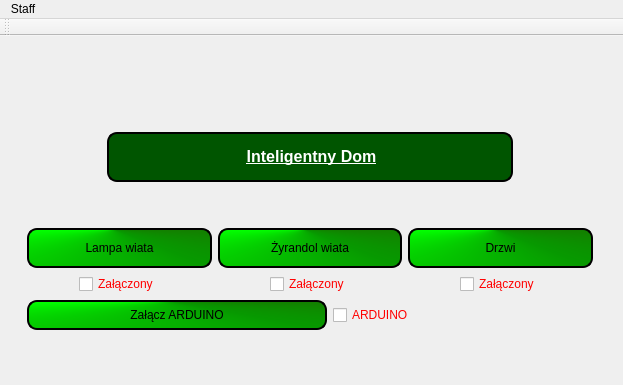
This is MainWindow.ui in xxBeWolfxx/house_manager as Qt 5 draws it before an edit. The edited form follows.
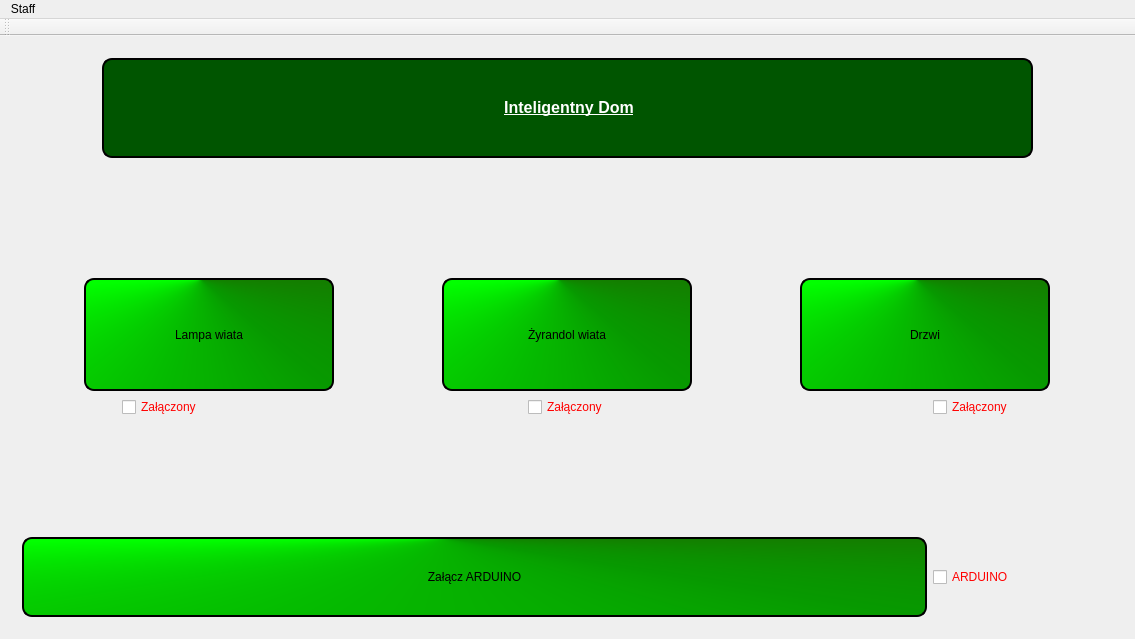
This is the edited form.

Diff of the .ui file:
```diff
--- a/MainWindow.ui
+++ b/MainWindow.ui
@@ -6,8 +6,8 @@
    <rect>
     <x>0</x>
     <y>0</y>
-    <width>623</width>
-    <height>385</height>
+    <width>1135</width>
+    <height>639</height>
    </rect>
   </property>
   <property name="windowTitle">
@@ -30,6 +30,12 @@
 </string>
   </property>
   <widget class="QWidget" name="centralWidget">
+   <property name="sizePolicy">
+    <sizepolicy hsizetype="Expanding" vsizetype="Expanding">
+     <horstretch>0</horstretch>
+     <verstretch>0</verstretch>
+    </sizepolicy>
+   </property>
    <property name="styleSheet">
     <string notr="true">QPushButton:pressed
 {
@@ -57,38 +63,262 @@
 }
 	</string>
    </property>
+   <layout class="QVBoxLayout" name="verticalLayout">
+    <item>
    <widget class="QWidget" name="menu_view" native="true">
-    <property name="geometry">
-     <rect>
-      <x>0</x>
-      <y>0</y>
-      <width>621</width>
-      <height>351</height>
-     </rect>
+      <property name="sizePolicy">
+       <sizepolicy hsizetype="Expanding" vsizetype="Expanding">
+        <horstretch>0</horstretch>
+        <verstretch>0</verstretch>
+       </sizepolicy>
     </property>
     <layout class="QGridLayout" name="window">
      <item row="0" column="0">
-      <spacer name="verticalSpacer_3">
-       <property name="orientation">
-        <enum>Qt::Vertical</enum>
-       </property>
-       <property name="sizeType">
-        <enum>QSizePolicy::Fixed</enum>
-       </property>
-       <property name="sizeHint" stdset="0">
-        <size>
-         <width>20</width>
-         <height>40</height>
-        </size>
-       </property>
-      </spacer>
-     </item>
-     <item row="1" column="0">
       <layout class="QGridLayout" name="gridLayout_2">
+         <item row="1" column="0">
+          <layout class="QHBoxLayout" name="horizontalLayout_2">
+           <item>
+            <spacer name="horizontalSpacer">
+             <property name="orientation">
+              <enum>Qt::Horizontal</enum>
+             </property>
+             <property name="sizeType">
+              <enum>QSizePolicy::Minimum</enum>
+             </property>
+             <property name="sizeHint" stdset="0">
+              <size>
+               <width>80</width>
+               <height>20</height>
+              </size>
+             </property>
+            </spacer>
+           </item>
+           <item>
+            <widget class="QLabel" name="label">
+             <property name="sizePolicy">
+              <sizepolicy hsizetype="Preferred" vsizetype="MinimumExpanding">
+               <horstretch>0</horstretch>
+               <verstretch>0</verstretch>
+              </sizepolicy>
+             </property>
+             <property name="maximumSize">
+              <size>
+               <width>16777215</width>
+               <height>100</height>
+              </size>
+             </property>
+             <property name="styleSheet">
+              <string notr="true">QLabel
+{
+border-style: outset;
+border-width: 2px;
+color:white;
+border-radius: 10px;
+border-color: black;
+background-color: rgb(0, 85, 0);
+}</string>
+             </property>
+             <property name="text">
+              <string>&lt;html&gt;&lt;head/&gt;&lt;body&gt;&lt;p align=&quot;center&quot;&gt;&lt;span style=&quot; font-size:12pt; font-weight:600; text-decoration: underline;&quot;&gt;Inteligentny Dom&lt;/span&gt;&lt;/p&gt;&lt;/body&gt;&lt;/html&gt;</string>
+             </property>
+            </widget>
+           </item>
+           <item>
+            <spacer name="horizontalSpacer_2">
+             <property name="orientation">
+              <enum>Qt::Horizontal</enum>
+             </property>
+             <property name="sizeType">
+              <enum>QSizePolicy::Minimum</enum>
+             </property>
+             <property name="sizeHint" stdset="0">
+              <size>
+               <width>80</width>
+               <height>20</height>
+              </size>
+             </property>
+            </spacer>
+           </item>
+          </layout>
+         </item>
+         <item row="4" column="0">
+          <layout class="QHBoxLayout" name="horizontalLayout_3">
+           <item>
+            <spacer name="horizontalSpacer_8">
+             <property name="orientation">
+              <enum>Qt::Horizontal</enum>
+             </property>
+             <property name="sizeType">
+              <enum>QSizePolicy::Fixed</enum>
+             </property>
+             <property name="sizeHint" stdset="0">
+              <size>
+               <width>100</width>
+               <height>20</height>
+              </size>
+             </property>
+            </spacer>
+           </item>
+           <item>
+            <layout class="QGridLayout" name="gridLayout_10">
+             <item row="0" column="0" alignment="Qt::AlignHCenter">
+              <widget class="QCheckBox" name="Box_light_shed">
+               <property name="sizePolicy">
+                <sizepolicy hsizetype="Maximum" vsizetype="Fixed">
+                 <horstretch>0</horstretch>
+                 <verstretch>0</verstretch>
+                </sizepolicy>
+               </property>
+               <property name="layoutDirection">
+                <enum>Qt::LeftToRight</enum>
+               </property>
+               <property name="text">
+                <string>Załączony</string>
+               </property>
+               <property name="iconSize">
+                <size>
+                 <width>40</width>
+                 <height>40</height>
+                </size>
+               </property>
+               <property name="checkable">
+                <bool>true</bool>
+               </property>
+               <property name="tristate">
+                <bool>false</bool>
+               </property>
+              </widget>
+             </item>
+            </layout>
+           </item>
+           <item>
+            <spacer name="horizontalSpacer_6">
+             <property name="orientation">
+              <enum>Qt::Horizontal</enum>
+             </property>
+             <property name="sizeType">
+              <enum>QSizePolicy::MinimumExpanding</enum>
+             </property>
+             <property name="sizeHint" stdset="0">
+              <size>
+               <width>80</width>
+               <height>20</height>
+              </size>
+             </property>
+            </spacer>
+           </item>
+           <item>
+            <layout class="QGridLayout" name="gridLayout_13">
+             <item row="0" column="0" alignment="Qt::AlignHCenter">
+              <widget class="QCheckBox" name="Box_chandelier">
+               <property name="sizePolicy">
+                <sizepolicy hsizetype="Maximum" vsizetype="Fixed">
+                 <horstretch>0</horstretch>
+                 <verstretch>0</verstretch>
+                </sizepolicy>
+               </property>
+               <property name="layoutDirection">
+                <enum>Qt::LeftToRight</enum>
+               </property>
+               <property name="styleSheet">
+                <string notr="true"/>
+               </property>
+               <property name="text">
+                <string>Załączony</string>
+               </property>
+               <property name="checkable">
+                <bool>true</bool>
+               </property>
+               <property name="tristate">
+                <bool>false</bool>
+               </property>
+              </widget>
+             </item>
+            </layout>
+           </item>
+           <item>
+            <spacer name="horizontalSpacer_7">
+             <property name="orientation">
+              <enum>Qt::Horizontal</enum>
+             </property>
+             <property name="sizeType">
+              <enum>QSizePolicy::MinimumExpanding</enum>
+             </property>
+             <property name="sizeHint" stdset="0">
+              <size>
+               <width>80</width>
+               <height>20</height>
+              </size>
+             </property>
+            </spacer>
+           </item>
+           <item>
+            <layout class="QGridLayout" name="gridLayout_14">
+             <item row="0" column="0" alignment="Qt::AlignHCenter">
+              <widget class="QCheckBox" name="Box_light_door">
+               <property name="sizePolicy">
+                <sizepolicy hsizetype="Maximum" vsizetype="Fixed">
+                 <horstretch>0</horstretch>
+                 <verstretch>0</verstretch>
+                </sizepolicy>
+               </property>
+               <property name="layoutDirection">
+                <enum>Qt::LeftToRight</enum>
+               </property>
+               <property name="text">
+                <string>Załączony</string>
+               </property>
+               <property name="checkable">
+                <bool>true</bool>
+               </property>
+               <property name="tristate">
+                <bool>false</bool>
+               </property>
+              </widget>
+             </item>
+             <item row="0" column="1">
+              <spacer name="horizontalSpacer_9">
+               <property name="orientation">
+                <enum>Qt::Horizontal</enum>
+               </property>
+               <property name="sizeType">
+                <enum>QSizePolicy::Fixed</enum>
+               </property>
+               <property name="sizeHint" stdset="0">
+                <size>
+                 <width>100</width>
+                 <height>20</height>
+                </size>
+               </property>
+              </spacer>
+             </item>
+            </layout>
+           </item>
+          </layout>
+         </item>
        <item row="5" column="0">
+          <spacer name="verticalSpacer">
+           <property name="orientation">
+            <enum>Qt::Vertical</enum>
+           </property>
+           <property name="sizeHint" stdset="0">
+            <size>
+             <width>20</width>
+             <height>40</height>
+            </size>
+           </property>
+          </spacer>
+         </item>
+         <item row="6" column="0">
         <layout class="QHBoxLayout" name="horizontalLayout_5">
          <item>
           <widget class="QPushButton" name="set_arduino">
+             <property name="sizePolicy">
+              <sizepolicy hsizetype="MinimumExpanding" vsizetype="MinimumExpanding">
+               <horstretch>0</horstretch>
+               <verstretch>0</verstretch>
+              </sizepolicy>
+             </property>
            <property name="minimumSize">
             <size>
              <width>0</width>
@@ -97,8 +327,8 @@
            </property>
            <property name="maximumSize">
             <size>
-             <width>300</width>
-             <height>16777215</height>
+               <width>1000</width>
+               <height>80</height>
             </size>
            </property>
            <property name="styleSheet">
@@ -111,6 +341,12 @@
          </item>
          <item>
           <widget class="QCheckBox" name="box_arduino">
+             <property name="sizePolicy">
+              <sizepolicy hsizetype="MinimumExpanding" vsizetype="Fixed">
+               <horstretch>0</horstretch>
+               <verstretch>0</verstretch>
+              </sizepolicy>
+             </property>
            <property name="maximumSize">
             <size>
              <width>80</width>
@@ -128,11 +364,11 @@
             <enum>Qt::Horizontal</enum>
            </property>
            <property name="sizeType">
-            <enum>QSizePolicy::Fixed</enum>
+              <enum>QSizePolicy::Minimum</enum>
            </property>
            <property name="sizeHint" stdset="0">
             <size>
-             <width>180</width>
+               <width>100</width>
              <height>20</height>
             </size>
            </property>
@@ -146,12 +382,24 @@
           <layout class="QGridLayout" name="gridLayout_3">
            <item row="0" column="0">
             <widget class="QPushButton" name="Button_light_shed">
+               <property name="sizePolicy">
+                <sizepolicy hsizetype="Expanding" vsizetype="Expanding">
+                 <horstretch>0</horstretch>
+                 <verstretch>0</verstretch>
+                </sizepolicy>
+               </property>
              <property name="minimumSize">
               <size>
                <width>0</width>
                <height>40</height>
               </size>
              </property>
+               <property name="maximumSize">
+                <size>
+                 <width>250</width>
+                 <height>300</height>
+                </size>
+               </property>
              <property name="text">
               <string>Lampa wiata</string>
              </property>
@@ -165,16 +413,44 @@
            </item>
           </layout>
          </item>
+           <item>
+            <spacer name="horizontalSpacer_4">
+             <property name="orientation">
+              <enum>Qt::Horizontal</enum>
+             </property>
+             <property name="sizeType">
+              <enum>QSizePolicy::Minimum</enum>
+             </property>
+             <property name="sizeHint" stdset="0">
+              <size>
+               <width>40</width>
+               <height>20</height>
+              </size>
+             </property>
+            </spacer>
+           </item>
          <item>
           <layout class="QGridLayout" name="gridLayout_7">
            <item row="0" column="0">
             <widget class="QPushButton" name="Button_chandelier">
+               <property name="sizePolicy">
+                <sizepolicy hsizetype="Expanding" vsizetype="Fixed">
+                 <horstretch>0</horstretch>
+                 <verstretch>0</verstretch>
+                </sizepolicy>
+               </property>
              <property name="minimumSize">
               <size>
                <width>0</width>
                <height>40</height>
               </size>
              </property>
+               <property name="maximumSize">
+                <size>
+                 <width>250</width>
+                 <height>300</height>
+                </size>
+               </property>
              <property name="text">
               <string>Żyrandol wiata</string>
              </property>
@@ -182,16 +458,44 @@
            </item>
           </layout>
          </item>
+           <item>
+            <spacer name="horizontalSpacer_5">
+             <property name="orientation">
+              <enum>Qt::Horizontal</enum>
+             </property>
+             <property name="sizeType">
+              <enum>QSizePolicy::Minimum</enum>
+             </property>
+             <property name="sizeHint" stdset="0">
+              <size>
+               <width>40</width>
+               <height>20</height>
+              </size>
+             </property>
+            </spacer>
+           </item>
          <item>
           <layout class="QGridLayout" name="gridLayout_8">
            <item row="0" column="0">
             <widget class="QPushButton" name="Button_light_door">
+               <property name="sizePolicy">
+                <sizepolicy hsizetype="Expanding" vsizetype="Fixed">
+                 <horstretch>0</horstretch>
+                 <verstretch>0</verstretch>
+                </sizepolicy>
+               </property>
              <property name="minimumSize">
               <size>
-               <width>0</width>
+                 <width>20</width>
                <height>40</height>
               </size>
              </property>
+               <property name="maximumSize">
+                <size>
+                 <width>250</width>
+                 <height>300</height>
+                </size>
+               </property>
              <property name="text">
               <string>Drzwi</string>
              </property>
@@ -207,154 +511,29 @@
           <enum>Qt::Vertical</enum>
          </property>
          <property name="sizeType">
-          <enum>QSizePolicy::Fixed</enum>
+            <enum>QSizePolicy::MinimumExpanding</enum>
          </property>
          <property name="sizeHint" stdset="0">
           <size>
            <width>20</width>
-           <height>40</height>
+             <height>30</height>
           </size>
          </property>
         </spacer>
        </item>
-       <item row="1" column="0">
-        <layout class="QHBoxLayout" name="horizontalLayout_2">
-         <item>
-          <spacer name="horizontalSpacer">
-           <property name="orientation">
-            <enum>Qt::Horizontal</enum>
-           </property>
-           <property name="sizeType">
-            <enum>QSizePolicy::Maximum</enum>
-           </property>
-           <property name="sizeHint" stdset="0">
-            <size>
-             <width>80</width>
-             <height>20</height>
-            </size>
-           </property>
-          </spacer>
-         </item>
-         <item>
-          <widget class="QLabel" name="label">
-           <property name="maximumSize">
-            <size>
-             <width>16777215</width>
-             <height>50</height>
-            </size>
-           </property>
-           <property name="styleSheet">
-            <string notr="true">QLabel
-{
-border-style: outset;
-border-width: 2px;
-color:white;
-border-radius: 10px;
-border-color: black;
-background-color: rgb(0, 85, 0);
-}</string>
-           </property>
-           <property name="text">
-            <string>&lt;html&gt;&lt;head/&gt;&lt;body&gt;&lt;p align=&quot;center&quot;&gt;&lt;span style=&quot; font-size:12pt; font-weight:600; text-decoration: underline;&quot;&gt;Inteligentny Dom&lt;/span&gt;&lt;/p&gt;&lt;/body&gt;&lt;/html&gt;</string>
-           </property>
-          </widget>
-         </item>
-         <item>
-          <spacer name="horizontalSpacer_2">
-           <property name="orientation">
-            <enum>Qt::Horizontal</enum>
-           </property>
-           <property name="sizeType">
-            <enum>QSizePolicy::Maximum</enum>
-           </property>
-           <property name="sizeHint" stdset="0">
-            <size>
-             <width>80</width>
-             <height>20</height>
-            </size>
-           </property>
-          </spacer>
-         </item>
         </layout>
        </item>
-       <item row="4" column="0">
-        <layout class="QHBoxLayout" name="horizontalLayout_3">
-         <item>
-          <layout class="QGridLayout" name="gridLayout_10">
-           <item row="0" column="0" alignment="Qt::AlignHCenter">
-            <widget class="QCheckBox" name="Box_light_shed">
-             <property name="layoutDirection">
-              <enum>Qt::LeftToRight</enum>
-             </property>
-             <property name="text">
-              <string>Załączony</string>
-             </property>
-             <property name="checkable">
-              <bool>true</bool>
-             </property>
-             <property name="tristate">
-              <bool>false</bool>
-             </property>
-            </widget>
-           </item>
-          </layout>
-         </item>
-         <item>
-          <layout class="QGridLayout" name="gridLayout_13">
-           <item row="0" column="0" alignment="Qt::AlignHCenter">
-            <widget class="QCheckBox" name="Box_chandelier">
-             <property name="layoutDirection">
-              <enum>Qt::LeftToRight</enum>
-             </property>
-             <property name="styleSheet">
-              <string notr="true"/>
-             </property>
-             <property name="text">
-              <string>Załączony</string>
-             </property>
-             <property name="checkable">
-              <bool>true</bool>
-             </property>
-             <property name="tristate">
-              <bool>false</bool>
-             </property>
+      </layout>
             </widget>
            </item>
           </layout>
-         </item>
-         <item>
-          <layout class="QGridLayout" name="gridLayout_14">
-           <item row="0" column="0" alignment="Qt::AlignHCenter">
-            <widget class="QCheckBox" name="Box_light_door">
-             <property name="layoutDirection">
-              <enum>Qt::LeftToRight</enum>
-             </property>
-             <property name="text">
-              <string>Załączony</string>
-             </property>
-             <property name="checkable">
-              <bool>true</bool>
-             </property>
-             <property name="tristate">
-              <bool>false</bool>
-             </property>
-            </widget>
-           </item>
-          </layout>
-         </item>
-        </layout>
-       </item>
-      </layout>
-     </item>
-    </layout>
-   </widget>
   </widget>
   <widget class="QMenuBar" name="menuBar">
    <property name="geometry">
     <rect>
      <x>0</x>
      <y>0</y>
-     <width>623</width>
+     <width>1135</width>
      <height>25</height>
     </rect>
    </property>
```
Lines whose indentation alone changed are shown as unchanged.
